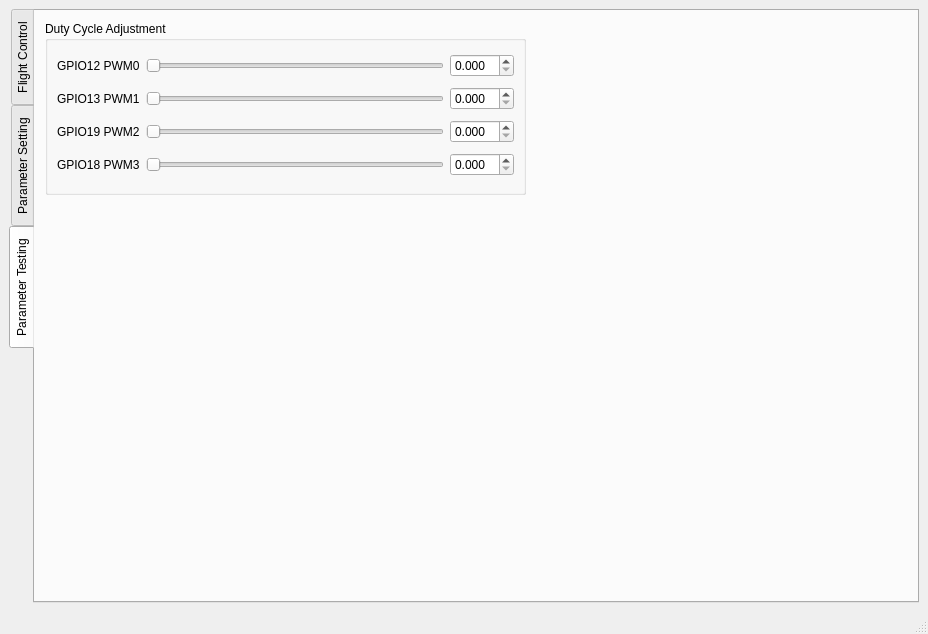
Tony-Btian/SkyPulseUAV, file SkyPulseUAV_GroundStation/mainwindow.ui: the form before one commit.
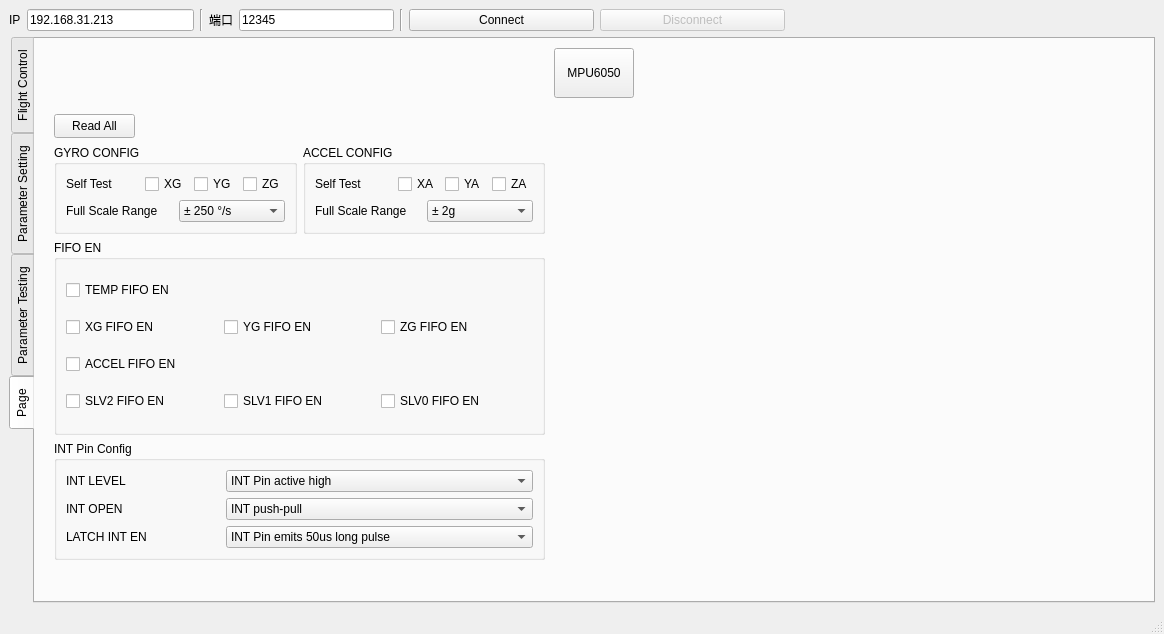
The form after the commit. Icons and pictures are not drawn. Custom widgets are drawn as their Qt base class.

Diff of the .ui file:
```diff
--- a/SkyPulseUAV_GroundStation/mainwindow.ui
+++ b/SkyPulseUAV_GroundStation/mainwindow.ui
@@ -6,7 +6,7 @@
    <rect>
     <x>0</x>
     <y>0</y>
-    <width>928</width>
+    <width>1164</width>
     <height>634</height>
    </rect>
   </property>
@@ -14,14 +14,98 @@
    <string>MainWindow</string>
   </property>
   <widget class="QWidget" name="centralwidget">
-   <layout class="QGridLayout" name="gridLayout">
-    <item row="0" column="0">
+   <layout class="QVBoxLayout" name="verticalLayout_7">
+    <item>
+     <layout class="QHBoxLayout" name="horizontalLayout_12" stretch="1,0,1,0,1,1,2">
+      <item>
+       <layout class="QHBoxLayout" name="horizontalLayout_3" stretch="0,1">
+        <item>
+         <widget class="QLabel" name="label_Network_IPAddr">
+          <property name="text">
+           <string>IP</string>
+          </property>
+         </widget>
+        </item>
+        <item>
+         <widget class="QLineEdit" name="lineEdit_Network_IPAddr">
+          <property name="text">
+           <string>192.168.31.213</string>
+          </property>
+         </widget>
+        </item>
+       </layout>
+      </item>
+      <item>
+       <widget class="Line" name="line_3">
+        <property name="orientation">
+         <enum>Qt::Vertical</enum>
+        </property>
+       </widget>
+      </item>
+      <item>
+       <layout class="QHBoxLayout" name="horizontalLayout_4" stretch="0,1">
+        <item>
+         <widget class="QLabel" name="label_Network_Port">
+          <property name="text">
+           <string>端口</string>
+          </property>
+         </widget>
+        </item>
+        <item>
+         <widget class="QLineEdit" name="lineEdit_Network_Port">
+          <property name="text">
+           <string>12345</string>
+          </property>
+         </widget>
+        </item>
+       </layout>
+      </item>
+      <item>
+       <widget class="Line" name="line_4">
+        <property name="orientation">
+         <enum>Qt::Vertical</enum>
+        </property>
+       </widget>
+      </item>
+      <item>
+       <widget class="QPushButton" name="pushButton_Network_Connect">
+        <property name="text">
+         <string>Connect</string>
+        </property>
+       </widget>
+      </item>
+      <item>
+       <widget class="QPushButton" name="pushButton_Network_Disconnect">
+        <property name="enabled">
+         <bool>false</bool>
+        </property>
+        <property name="text">
+         <string>Disconnect</string>
+        </property>
+       </widget>
+      </item>
+      <item>
+       <spacer name="horizontalSpacer_5">
+        <property name="orientation">
+         <enum>Qt::Horizontal</enum>
+        </property>
+        <property name="sizeHint" stdset="0">
+         <size>
+          <width>40</width>
+          <height>20</height>
+         </size>
+        </property>
+       </spacer>
+      </item>
+     </layout>
+    </item>
+    <item>
      <widget class="QTabWidget" name="tabWidget_PanelMain">
       <property name="tabPosition">
        <enum>QTabWidget::West</enum>
       </property>
       <property name="currentIndex">
-       <number>2</number>
+       <number>3</number>
       </property>
       <widget class="QWidget" name="tab1_FlightControl">
        <attribute name="title">
@@ -738,60 +822,7 @@
            <string>Connection</string>
           </property>
           <layout class="QGridLayout" name="gridLayout_3">
-           <item row="0" column="0">
-            <layout class="QHBoxLayout" name="horizontalLayout_3" stretch="1,2">
-             <item>
-              <widget class="QLabel" name="label_Network_IPAddr">
-               <property name="text">
-                <string>IP</string>
-               </property>
-              </widget>
-             </item>
-             <item>
-              <widget class="QLineEdit" name="lineEdit_Network_IPAddr">
-               <property name="text">
-                <string>192.168.31.213</string>
-               </property>
-              </widget>
-             </item>
-            </layout>
-           </item>
-           <item row="0" column="1">
-            <widget class="QPushButton" name="pushButton_Network_Connect">
-             <property name="text">
-              <string>Connect</string>
-             </property>
-            </widget>
-           </item>
-           <item row="1" column="0">
-            <layout class="QHBoxLayout" name="horizontalLayout_4" stretch="1,2">
-             <item>
-              <widget class="QLabel" name="label_Network_Port">
-               <property name="text">
-                <string>端口</string>
-               </property>
-              </widget>
-             </item>
-             <item>
-              <widget class="QLineEdit" name="lineEdit_Network_Port">
-               <property name="text">
-                <string>12345</string>
-               </property>
-              </widget>
-             </item>
-            </layout>
-           </item>
-           <item row="1" column="1">
-            <widget class="QPushButton" name="pushButton_Network_Disconnect">
-             <property name="enabled">
-              <bool>false</bool>
-             </property>
-             <property name="text">
-              <string>Disconnect</string>
-             </property>
-            </widget>
-           </item>
-           <item row="2" column="0" colspan="2">
+           <item row="0" column="0" colspan="2">
             <widget class="QTextBrowser" name="textBrowser_test"/>
            </item>
           </layout>
@@ -949,6 +980,405 @@
         </layout>
        </widget>
       </widget>
+      <widget class="QWidget" name="tab">
+       <attribute name="title">
+        <string>Page</string>
+       </attribute>
+       <layout class="QVBoxLayout" name="verticalLayout_10">
+        <item>
+         <layout class="QHBoxLayout" name="horizontalLayout_17">
+          <item>
+           <spacer name="horizontalSpacer_7">
+            <property name="orientation">
+             <enum>Qt::Horizontal</enum>
+            </property>
+            <property name="sizeHint" stdset="0">
+             <size>
+              <width>40</width>
+              <height>20</height>
+             </size>
+            </property>
+           </spacer>
+          </item>
+          <item>
+           <widget class="QToolButton" name="toolButton_MPU6050_REG_CONFIG">
+            <property name="minimumSize">
+             <size>
+              <width>80</width>
+              <height>50</height>
+             </size>
+            </property>
+            <property name="text">
+             <string>MPU6050</string>
+            </property>
+           </widget>
+          </item>
+          <item>
+           <spacer name="horizontalSpacer_6">
+            <property name="orientation">
+             <enum>Qt::Horizontal</enum>
+            </property>
+            <property name="sizeHint" stdset="0">
+             <size>
+              <width>40</width>
+              <height>20</height>
+             </size>
+            </property>
+           </spacer>
+          </item>
+         </layout>
+        </item>
+        <item>
+         <widget class="QStackedWidget" name="stackedWidget_REG_CONFIG">
+          <widget class="QWidget" name="MPU6050_Page">
+           <widget class="QToolButton" name="toolButton_REG_READ_ALL">
+            <property name="geometry">
+             <rect>
+              <x>10</x>
+              <y>10</y>
+              <width>81</width>
+              <height>24</height>
+             </rect>
+            </property>
+            <property name="text">
+             <string>Read All</string>
+            </property>
+           </widget>
+           <widget class="QWidget" name="">
+            <property name="geometry">
+             <rect>
+              <x>10</x>
+              <y>41</y>
+              <width>491</width>
+              <height>415</height>
+             </rect>
+            </property>
+            <layout class="QVBoxLayout" name="verticalLayout_14">
+             <item>
+              <layout class="QHBoxLayout" name="horizontalLayout_20">
+               <item>
+                <widget class="QGroupBox" name="groupBox_GYRO_CONFIG">
+                 <property name="title">
+                  <string>GYRO CONFIG</string>
+                 </property>
+                 <layout class="QVBoxLayout" name="verticalLayout_8">
+                  <item>
+                   <layout class="QHBoxLayout" name="horizontalLayout_13" stretch="3,1,1,1">
+                    <item>
+                     <widget class="QLabel" name="label_SelfTest_GYRO">
+                      <property name="text">
+                       <string>Self Test</string>
+                      </property>
+                     </widget>
+                    </item>
+                    <item>
+                     <widget class="QCheckBox" name="checkBox_XG_SelfTest">
+                      <property name="text">
+                       <string>XG</string>
+                      </property>
+                     </widget>
+                    </item>
+                    <item>
+                     <widget class="QCheckBox" name="checkBox_YG_SelfTest">
+                      <property name="text">
+                       <string>YG</string>
+                      </property>
+                     </widget>
+                    </item>
+                    <item>
+                     <widget class="QCheckBox" name="checkBox_ZG_SelfTest">
+                      <property name="text">
+                       <string>ZG</string>
+                      </property>
+                     </widget>
+                    </item>
+                   </layout>
+                  </item>
+                  <item>
+                   <layout class="QHBoxLayout" name="horizontalLayout_14" stretch="1,1">
+                    <item>
+                     <widget class="QLabel" name="label_FullScaleRange_GYRO">
+                      <property name="text">
+                       <string>Full Scale Range</string>
+                      </property>
+                     </widget>
+                    </item>
+                    <item>
+                     <widget class="QComboBox" name="comboBox_FullScaleRange_GYRO">
+                      <item>
+                       <property name="text">
+                        <string>± 250 °/s</string>
+                       </property>
+                      </item>
+                      <item>
+                       <property name="text">
+                        <string>± 500 °/s</string>
+                       </property>
+                      </item>
+                      <item>
+                       <property name="text">
+                        <string>± 1000 °/s</string>
+                       </property>
+                      </item>
+                      <item>
+                       <property name="text">
+                        <string>± 2000 °/s</string>
+                       </property>
+                      </item>
+                     </widget>
+                    </item>
+                   </layout>
+                  </item>
+                 </layout>
+                </widget>
+               </item>
+               <item>
+                <widget class="QGroupBox" name="groupBox_ACCEL_CONFIG">
+                 <property name="title">
+                  <string>ACCEL CONFIG</string>
+                 </property>
+                 <layout class="QVBoxLayout" name="verticalLayout_9">
+                  <item>
+                   <layout class="QHBoxLayout" name="horizontalLayout_15" stretch="3,1,1,1">
+                    <item>
+                     <widget class="QLabel" name="label_SelfTest_ACCEL">
+                      <property name="text">
+                       <string>Self Test</string>
+                      </property>
+                     </widget>
+                    </item>
+                    <item>
+                     <widget class="QCheckBox" name="checkBox_XA_SelfTest">
+                      <property name="text">
+                       <string>XA</string>
+                      </property>
+                     </widget>
+                    </item>
+                    <item>
+                     <widget class="QCheckBox" name="checkBox_YA_SelfTest">
+                      <property name="text">
+                       <string>YA</string>
+                      </property>
+                     </widget>
+                    </item>
+                    <item>
+                     <widget class="QCheckBox" name="checkBox_ZA_SelfTest">
+                      <property name="text">
+                       <string>ZA</string>
+                      </property>
+                     </widget>
+                    </item>
+                   </layout>
+                  </item>
+                  <item>
+                   <layout class="QHBoxLayout" name="horizontalLayout_16" stretch="1,1">
+                    <item>
+                     <widget class="QLabel" name="label_FullScaleRange_ACCEL">
+                      <property name="text">
+                       <string>Full Scale Range</string>
+                      </property>
+                     </widget>
+                    </item>
+                    <item>
+                     <widget class="QComboBox" name="comboBox_FullScaleRange_ACCEL">
+                      <item>
+                       <property name="text">
+                        <string>± 2g</string>
+                       </property>
+                      </item>
+                      <item>
+                       <property name="text">
+                        <string>± 4g</string>
+                       </property>
+                      </item>
+                      <item>
+                       <property name="text">
+                        <string>± 8g</string>
+                       </property>
+                      </item>
+                      <item>
+                       <property name="text">
+                        <string>± 16g</string>
+                       </property>
+                      </item>
+                     </widget>
+                    </item>
+                   </layout>
+                  </item>
+                 </layout>
+                </widget>
+               </item>
+              </layout>
+             </item>
+             <item>
+              <widget class="QGroupBox" name="groupBox_FIFO_EN">
+               <property name="title">
+                <string>FIFO EN</string>
+               </property>
+               <layout class="QVBoxLayout" name="verticalLayout_11" stretch="1,1,1,1">
+                <item>
+                 <widget class="QCheckBox" name="checkBox_TEMP_FIFO_EN">
+                  <property name="text">
+                   <string>TEMP FIFO EN</string>
+                  </property>
+                 </widget>
+                </item>
+                <item>
+                 <layout class="QHBoxLayout" name="horizontalLayout_18" stretch="1,1,1">
+                  <item>
+                   <widget class="QCheckBox" name="checkBox_XG_FIFO_EN">
+                    <property name="text">
+                     <string>XG FIFO EN</string>
+                    </property>
+                   </widget>
+                  </item>
+                  <item>
+                   <widget class="QCheckBox" name="checkBox_YG_FIFO_EN">
+                    <property name="text">
+                     <string>YG FIFO EN</string>
+                    </property>
+                   </widget>
+                  </item>
+                  <item>
+                   <widget class="QCheckBox" name="checkBox_ZG_FIFO_EN">
+                    <property name="text">
+                     <string>ZG FIFO EN</string>
+                    </property>
+                   </widget>
+                  </item>
+                 </layout>
+                </item>
+                <item>
+                 <widget class="QCheckBox" name="checkBox_ACCEL_FIFO_EN">
+                  <property name="text">
+                   <string>ACCEL FIFO EN</string>
+                  </property>
+                 </widget>
+                </item>
+                <item>
+                 <layout class="QHBoxLayout" name="horizontalLayout_19" stretch="1,1,1">
+                  <item>
+                   <widget class="QCheckBox" name="checkBox_SLV2_FIFO_EN">
+                    <property name="text">
+                     <string>SLV2 FIFO EN</string>
+                    </property>
+                   </widget>
+                  </item>
+                  <item>
+                   <widget class="QCheckBox" name="checkBox_SLV1_FIFO_EN">
+                    <property name="text">
+                     <string>SLV1 FIFO EN</string>
+                    </property>
+                   </widget>
+                  </item>
+                  <item>
+                   <widget class="QCheckBox" name="checkBox_SLV0_FIFO_EN">
+                    <property name="text">
+                     <string>SLV0 FIFO EN</string>
+                    </property>
+                   </widget>
+                  </item>
+                 </layout>
+                </item>
+               </layout>
+              </widget>
+             </item>
+             <item>
+              <widget class="QGroupBox" name="groupBox_2">
+               <property name="title">
+                <string>INT Pin Config</string>
+               </property>
+               <layout class="QVBoxLayout" name="verticalLayout_13">
+                <item>
+                 <layout class="QVBoxLayout" name="verticalLayout_12">
+                  <item>
+                   <layout class="QHBoxLayout" name="horizontalLayout_21" stretch="1,2">
+                    <item>
+                     <widget class="QLabel" name="label_INT_LEVEL">
+                      <property name="text">
+                       <string>INT LEVEL</string>
+                      </property>
+                     </widget>
+                    </item>
+                    <item>
+                     <widget class="QComboBox" name="comboBox_INT_LEVEL">
+                      <item>
+                       <property name="text">
+                        <string>INT Pin active high</string>
+                       </property>
+                      </item>
+                      <item>
+                       <property name="text">
+                        <string>INT Pin active low</string>
+                       </property>
+                      </item>
+                     </widget>
+                    </item>
+                   </layout>
+                  </item>
+                  <item>
+                   <layout class="QHBoxLayout" name="horizontalLayout_22" stretch="1,2">
+                    <item>
+                     <widget class="QLabel" name="label_INT_OPEN">
+                      <property name="text">
+                       <string>INT OPEN</string>
+                      </property>
+                     </widget>
+                    </item>
+                    <item>
+                     <widget class="QComboBox" name="comboBox_INT_OPEN">
+                      <item>
+                       <property name="text">
+                        <string>INT push-pull</string>
+                       </property>
+                      </item>
+                      <item>
+                       <property name="text">
+                        <string>INT open drain</string>
+                       </property>
+                      </item>
+                     </widget>
+                    </item>
+                   </layout>
+                  </item>
+                  <item>
+                   <layout class="QHBoxLayout" name="horizontalLayout_23" stretch="1,2">
+                    <item>
+                     <widget class="QLabel" name="label_LATCH_INT_EN">
+                      <property name="text">
+                       <string>LATCH INT EN</string>
+                      </property>
+                     </widget>
+                    </item>
+                    <item>
+                     <widget class="QComboBox" name="comboBox_LATCH_INT_EN">
+                      <item>
+                       <property name="text">
+                        <string>INT Pin emits 50us long pulse</string>
+                       </property>
+                      </item>
+                      <item>
+                       <property name="text">
+                        <string>INT Pin held high until the interrupt is cleared</string>
+                       </property>
+                      </item>
+                     </widget>
+                    </item>
+                   </layout>
+                  </item>
+                 </layout>
+                </item>
+               </layout>
+              </widget>
+             </item>
+            </layout>
+           </widget>
+          </widget>
+          <widget class="QWidget" name="page_2"/>
+         </widget>
+        </item>
+       </layout>
+      </widget>
      </widget>
     </item>
    </layout>
```
Left out of the diff: 2 changed lines with no effect on the pictures.
